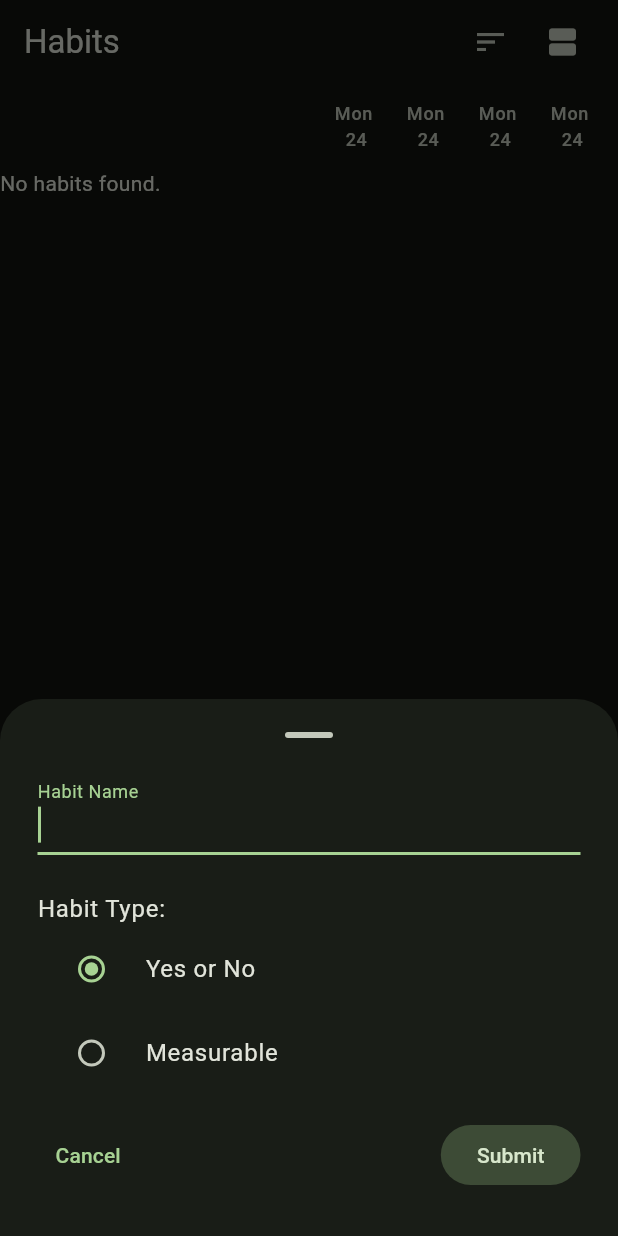
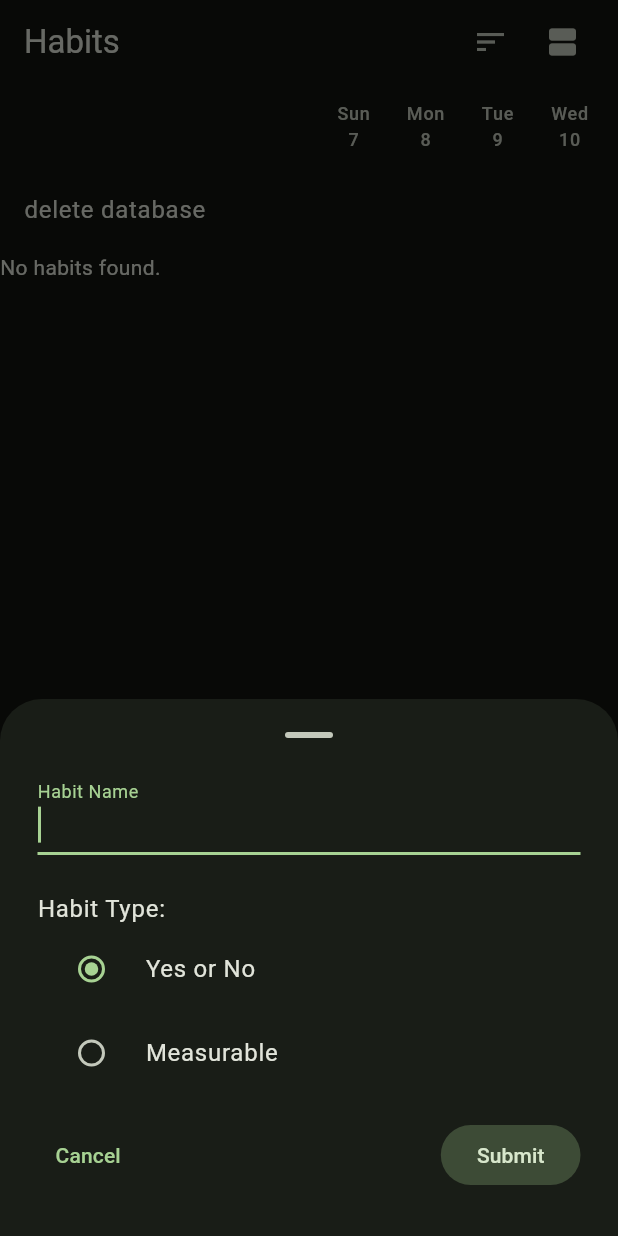
Before and after one commit to vijayv996/lhtmd3, a Flutter app: the screen it shows after launch, after a tap on "Add Habit", on a phone screen of 412 x 824 dp. Run offline on Flutter 3.47's test engine with Material 3 defaults, Android fonts, the phone set to English and light mode, and no system bars; our stand-ins replace sqflite, sqflite_common_ffi; accounts and stored records are empty.

Commit message:
make the habit entries work

```diff
--- a/lib/components/date_tile.dart
+++ b/lib/components/date_tile.dart
@@ -1,25 +1,28 @@
 import 'package:flutter/material.dart';
 
 class DateTile extends StatelessWidget {
-  const DateTile({super.key});
+  final List<DateTime> dates;
+
+  const DateTile({
+    super.key,
+    required this.dates,
+  });
 
   @override
   Widget build(BuildContext context) {
     return LayoutBuilder(
       builder: (context, constraints) {
-        int maxIcons = ((constraints.maxWidth - 200) / 45).floor().clamp(1, 100);
-
         return ListTile(
           contentPadding: EdgeInsets.only(left: 16.0, right: 8.0),
           trailing: Wrap(
             children: [
-              for (int i = 0; i < maxIcons; i++) ...[
+              for (final date in dates) ...[
                 SizedBox(
-                  width: 48, // Width of iconbutton? wtf
+                  width: 48,
                   height: 48,
                   child: Center(
                     child: Text(
-                      'Mon\n 24',
+                      '${_getShortWeekday(date.weekday)}\n${date.day}',
                       textAlign: TextAlign.center,
                       style: TextStyle(fontSize: 12),
                     ),
@@ -32,4 +35,17 @@ class DateTile extends StatelessWidget {
       }
     );
   }
+
+  String _getShortWeekday(int weekday) {
+    switch (weekday) {
+      case 1: return 'Mon';
+      case 2: return 'Tue';
+      case 3: return 'Wed';
+      case 4: return 'Thu';
+      case 5: return 'Fri';
+      case 6: return 'Sat';
+      case 7: return 'Sun';
+      default: return '';
+    }
+  }
 }
--- a/lib/models/habit_entry.dart
+++ b/lib/models/habit_entry.dart
@@ -1,11 +1,11 @@
 class HabitEntry {
-  final int entryId;
+  final int? entryId;
   final int habitId;
   final DateTime entryDate;
   final double value;
 
   const HabitEntry({
-    required this.entryId,
+    this.entryId,
     required this.habitId,
     required this.entryDate,
     required this.value,
@@ -15,7 +15,7 @@ class HabitEntry {
     return {
       'entry_id': entryId,
       'habit_id': habitId,
-      'entry_date': entryDate.toIso8601String(),
+      'entry_date': entryDate.millisecondsSinceEpoch,
       'value': value,
     };
   }
--- a/lib/pages/habits_page.dart
+++ b/lib/pages/habits_page.dart
@@ -4,6 +4,7 @@ import 'package:lhtmd3/models/habit.dart';
 import 'package:lhtmd3/models/habit_entry.dart';
 import 'package:lhtmd3/models/habit_with_entries.dart';
 import 'package:lhtmd3/services/database.dart';
+import 'package:lhtmd3/util/date_util.dart';
 
 class Habits extends StatefulWidget {
   const Habits({super.key});
@@ -13,21 +14,45 @@ class Habits extends StatefulWidget {
 }
 
 class _HabitsState extends State<Habits> {
+  late Future<List<HabitWithEntries>> _habitsList;
+  final databaseService = DatabaseService();
+  List<DateTime> _dates = [];
+
+  @override
+  void initState() {
+    super.initState();
+    WidgetsBinding.instance.addPostFrameCallback((_) {
+      loadHabits();
+    });
+  }
+
+  void loadHabits() {
+    var width = MediaQuery.sizeOf(context).width;
+    int maxIcons = ((width - 200) / 45).floor().clamp(1, 100);
+
+    final newDates = <DateTime>[];
+    for(int i = 0; i < maxIcons; i++) {
+      newDates.add(DateUtil.stripTime(DateTime.now().subtract(Duration(days: maxIcons - 1 - i))));
+    }
+
+    setState(() {
+      _dates = newDates;
+      _habitsList = databaseService.getHabitsWithEntries(_dates);
+    });
+  }
+
   @override
   Widget build(BuildContext context) {
-    var width = MediaQuery.sizeOf(context).width;
-    int maxIcons = ((width - 200) / 45).floor().clamp(1, 100);
-    final databaseService = DatabaseService();
-    final habitsList = databaseService.getHabitsWithEntries(maxIcons);
     return ListView(
       children: [
-        // TODO: send dates list
-        DateTile(),
+        DateTile(dates: _dates),
+        ListTile(title: Text('delete database'),
+        onTap: databaseService.deleteDatabase,),
         FutureBuilder<List<HabitWithEntries>>(
-          future: habitsList,
+          future: _habitsList,
           builder: (context, snapshot) {
             if (snapshot.connectionState == ConnectionState.waiting) {
-              return CircularProgressIndicator(); // Or some other loading indicator
+              return Center(child: CircularProgressIndicator(),);
             } else if (snapshot.hasError) {
               return Text('Error: ${snapshot.error}');
             } else if (!snapshot.hasData || snapshot.data!.isEmpty) {
@@ -39,7 +64,9 @@ class _HabitsState extends State<Habits> {
                     habitName: habit.habit.habitName,
                     habitId: habit.habit.habitId!,
                     habitType: habit.habit.habitType,
+                    dates: _dates,
                     habitEntries: habit.entries,
+                    onUpdate: loadHabits,
                   );
                 }).toList(),
               );
@@ -55,14 +82,18 @@ class HabitTile extends StatefulWidget {
   final String habitName;
   final int habitId;
   final HabitType habitType;
+  final List<DateTime> dates;
   final List<HabitEntry> habitEntries;
+  final Function() onUpdate;
 
   const HabitTile({
     super.key,
     required this.habitName,
     required this.habitId,
     required this.habitType,
+    required this.dates,
     required this.habitEntries,
+    required this.onUpdate,
   });
 
   @override
@@ -70,35 +101,48 @@ class HabitTile extends StatefulWidget {
 }
 
 
-// claude
 class _HabitTileState extends State<HabitTile> {
   @override
   Widget build(BuildContext context) {
+    final entriesMap = {
+      for(var entry in widget.habitEntries) DateUtil.stripTime(entry.entryDate): entry
+    };
+
     return LayoutBuilder(
       builder: (context, constraints) {
-        // int maxIcons = ((constraints.maxWidth - 200) / 45).floor().clamp(1, 100);
         return ListTile(
           contentPadding: EdgeInsets.only(left: 16.0, right: 8.0),
           title: Text(widget.habitName),
           leading: Icon(Icons.incomplete_circle),
           trailing: Wrap(
             children: [
-              for(final entry in widget.habitEntries)
+              for(final date in widget.dates) ...[
                 SizedBox(
                   height: 48,
                   width: 48,
                   child: widget.habitType == HabitType.yesNo
                     ? IconButton(onPressed: () async {
                       final databaseService = DatabaseService();
-                      final entry = HabitEntry(
-                        entryId: entryId,
-                        habitId: habitId,
-                        entryDate: entryDate,
-                        value: value
+                      final existingEntry = entriesMap[date];
+                      double newValue;
+                      if(existingEntry != null) {
+                        newValue = existingEntry.value == 0 ? 1 : 0;
+                      } else {
+                        newValue = 1;
+                      }
+
+                      final newentry = HabitEntry(
+                        entryId: entriesMap[date]?.entryId,
+                        habitId: widget.habitId,
+                        entryDate: date,
+                        value: newValue
                       );
-                    }, icon: _getIconForEntry(entry.value))
+                      await databaseService.insertEntry(newentry);
+                      widget.onUpdate();
+                    }, icon: _getIconForEntry(entriesMap[date]?.value))
                     : Text('temp'),
                 ),
+              ]
             ],
           ),
         );
@@ -107,8 +151,10 @@ class _HabitTileState extends State<HabitTile> {
   }
 }
 
-Widget _getIconForEntry(double value) {
-  return Icon(
-    value == 0 ? Icons.close : value == 1 ? Icons.check : Icons.remove,
-  );
+Widget _getIconForEntry(double? value) {
+  IconData icon = Icons.close;
+  if(value == 0 || value == null) icon = Icons.close;
+  if(value == 1) icon = Icons.check;
+  if(value == 2) icon = Icons.remove;
+  return Icon(icon);
 }
--- a/lib/services/database.dart
+++ b/lib/services/database.dart
@@ -44,10 +44,11 @@ class DatabaseService {
         await db.execute(
           '''
           CREATE TABLE habit_entries(
-            entry_id INTEGER PRIMARY KEY,
+            entry_id INTEGER PRIMARY KEY AUTOINCREMENT,
             habit_id INTEGER NOT NULL,
             entry_date INTEGER NOT NULL,
             value REAL NOT NULL,
+            UNIQUE(habit_id, entry_date)
             FOREIGN KEY (habit_id) REFERENCES habit(habit_id) ON DELETE CASCADE
           )
           '''
@@ -138,19 +139,19 @@ class DatabaseService {
     );
   }
 
-  Future<List<HabitEntry>> getEntries(int habitId, int maxIcons) async {
+  Future<List<HabitEntry>> getEntries(int habitId, DateTime startDate, DateTime endDate) async {
     final db = await database;
     final List<Map<String, Object?>> entryMaps = await db.query(
       'habit_entries',
-      where: 'habit_id = ?',
-      whereArgs: [habitId],
+      where: 'habit_id = ? AND entry_date >= ? AND entry_date <= ?',
+      whereArgs: [habitId, startDate.millisecondsSinceEpoch, endDate.millisecondsSinceEpoch],
       orderBy: 'entry_date DESC',
-      limit: maxIcons
     );
+
     return [
       for(final {
         'entry_id': entryId as int,
-        'habti_id': habitId as int,
+        'habit_id': habitId as int,
         'entry_date': entryDate as int,
         'value': value as double,
       } in entryMaps)
@@ -163,13 +164,18 @@ class DatabaseService {
     ];
   }
 
-  Future<List<HabitWithEntries>> getHabitsWithEntries(int maxIcons) async {
+  Future<List<HabitWithEntries>> getHabitsWithEntries(List<DateTime> dates) async {
+    if(dates.isEmpty) return[];
+
     final habits = await getHabits(1);
     final habitsWithEntries = <HabitWithEntries>[];
+
+    final startDate = dates.first;
+    final endDate = dates.last;
     for(final habit in habits) {
       final id = habit.habitId;
       if(id != null) {
-        final entries = await getEntries(id, maxIcons);
+        final entries = await getEntries(id, startDate, endDate);
         habitsWithEntries.add(HabitWithEntries(habit: habit, entries: entries));
       }
     }
--- /dev/null
+++ b/lib/util/date_util.dart
@@ -0,0 +1,5 @@
+class DateUtil {
+  static DateTime stripTime(DateTime dt) {
+    return DateTime(dt.year, dt.month, dt.day);
+  }
+}
```
